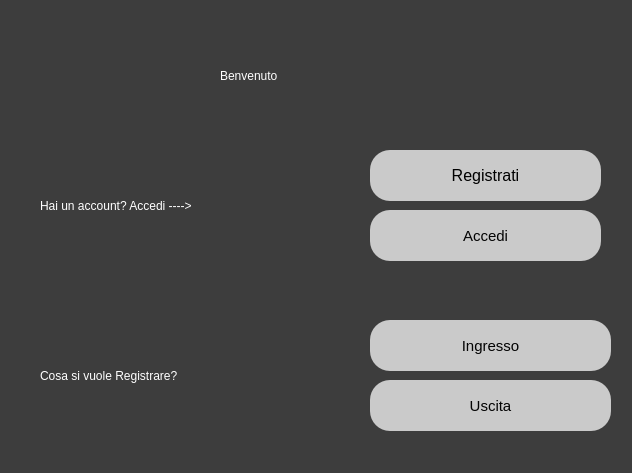
Before: the Qt Designer form home/views/VistaHomeCliente.ui in riccardomalpiedi/parcheggio, drawn with Qt 5.
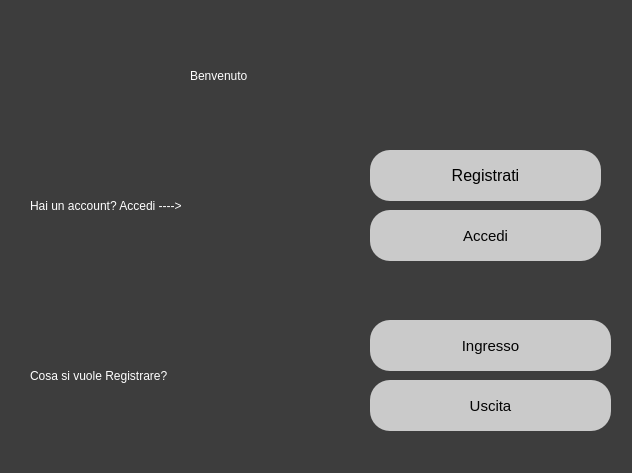
After: the same form once the commit is applied.

```diff
--- a/home/views/VistaHomeCliente.ui
+++ b/home/views/VistaHomeCliente.ui
@@ -44,9 +44,9 @@
   <widget class="QLabel" name="label">
    <property name="geometry">
     <rect>
-     <x>220</x>
+     <x>190</x>
      <y>30</y>
-     <width>201</width>
+     <width>261</width>
      <height>91</height>
     </rect>
    </property>
@@ -64,9 +64,9 @@
   <widget class="QLabel" name="label_3">
    <property name="geometry">
     <rect>
-     <x>40</x>
+     <x>30</x>
      <y>180</y>
-     <width>291</width>
+     <width>301</width>
      <height>51</height>
     </rect>
    </property>
@@ -131,9 +131,9 @@
   <widget class="QLabel" name="label_2">
    <property name="geometry">
     <rect>
-     <x>40</x>
+     <x>30</x>
      <y>330</y>
-     <width>261</width>
+     <width>321</width>
      <height>91</height>
     </rect>
    </property>
```
